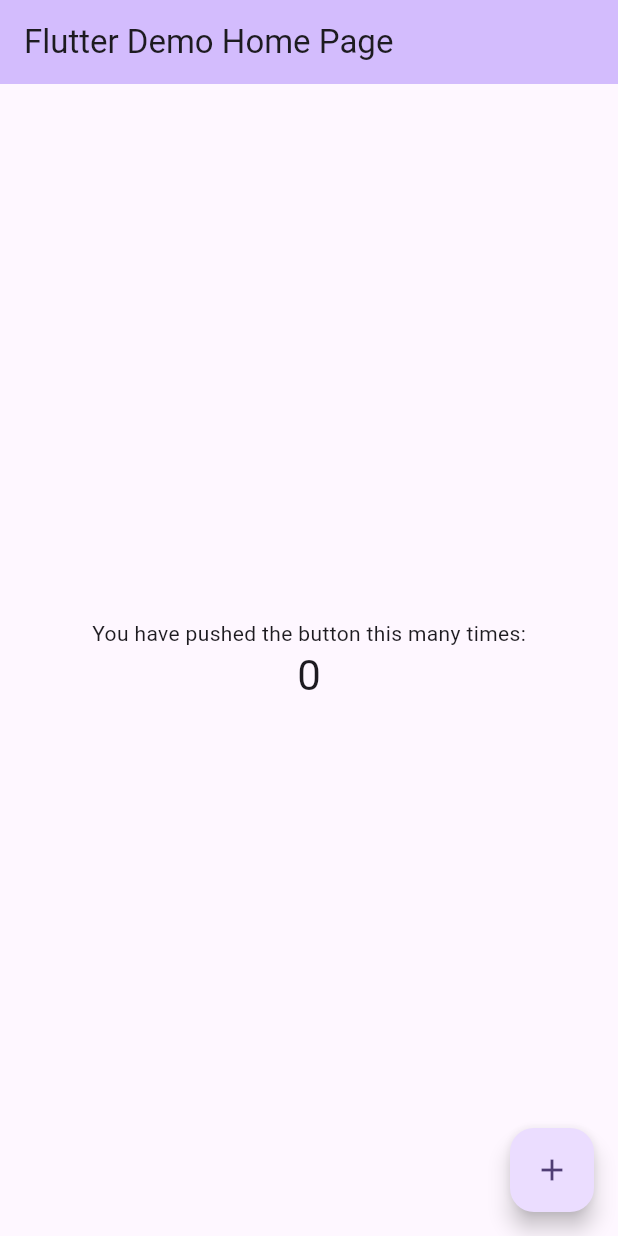
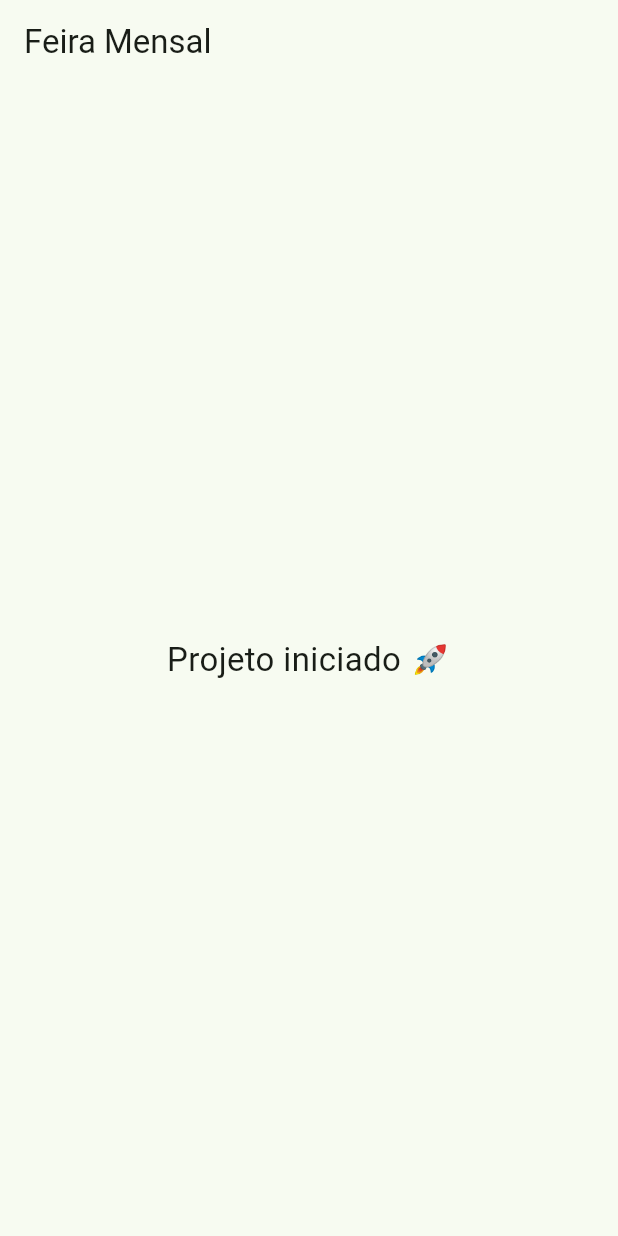
Before and after one commit to jhenriquedm/feira-mensal-app, a Flutter app: the screen it shows after launch, on a phone screen of 412 x 824 dp. Run offline on Flutter 3.47's test engine with Material 3 defaults, Android fonts, the phone set to English and light mode, and no system bars.

Commit message:
Configura dependencias iniciais do projeto

```diff
--- a/lib/main.dart
+++ b/lib/main.dart
@@ -1,121 +1,40 @@
 import 'package:flutter/material.dart';
 
 void main() {
-  runApp(const MyApp());
+  runApp(const FeiraMensalApp());
 }
 
-class MyApp extends StatelessWidget {
-  const MyApp({super.key});
+class FeiraMensalApp extends StatelessWidget {
+  const FeiraMensalApp({super.key});
 
-  // This widget is the root of your application.
   @override
   Widget build(BuildContext context) {
     return MaterialApp(
-      title: 'Flutter Demo',
+      debugShowCheckedModeBanner: false,
+      title: 'Feira Mensal',
       theme: ThemeData(
-        // This is the theme of your application.
-        //
-        // TRY THIS: Try running your application with "flutter run". You'll see
-        // the application has a purple toolbar. Then, without quitting the app,
-        // try changing the seedColor in the colorScheme below to Colors.green
-        // and then invoke "hot reload" (save your changes or press the "hot
-        // reload" button in a Flutter-supported IDE, or press "r" if you used
-        // the command line to start the app).
-        //
-        // Notice that the counter didn't reset back to zero; the application
-        // state is not lost during the reload. To reset the state, use hot
-        // restart instead.
-        //
-        // This works for code too, not just values: Most code changes can be
-        // tested with just a hot reload.
-        colorScheme: .fromSeed(seedColor: Colors.deepPurple),
+        useMaterial3: true,
+        colorSchemeSeed: Colors.green,
       ),
-      home: const MyHomePage(title: 'Flutter Demo Home Page'),
+      home: const HomePage(),
     );
   }
 }
 
-class MyHomePage extends StatefulWidget {
-  const MyHomePage({super.key, required this.title});
-
-  // This widget is the home page of your application. It is stateful, meaning
-  // that it has a State object (defined below) that contains fields that affect
-  // how it looks.
-
-  // This class is the configuration for the state. It holds the values (in this
-  // case the title) provided by the parent (in this case the App widget) and
-  // used by the build method of the State. Fields in a Widget subclass are
-  // always marked "final".
-
-  final String title;
-
-  @override
-  State<MyHomePage> createState() => _MyHomePageState();
-}
-
-class _MyHomePageState extends State<MyHomePage> {
-  int _counter = 0;
-
-  void _incrementCounter() {
-    setState(() {
-      // This call to setState tells the Flutter framework that something has
-      // changed in this State, which causes it to rerun the build method below
-      // so that the display can reflect the updated values. If we changed
-      // _counter without calling setState(), then the build method would not be
-      // called again, and so nothing would appear to happen.
-      _counter++;
-    });
-  }
+class HomePage extends StatelessWidget {
+  const HomePage({super.key});
 
   @override
   Widget build(BuildContext context) {
-    // This method is rerun every time setState is called, for instance as done
-    // by the _incrementCounter method above.
-    //
-    // The Flutter framework has been optimized to make rerunning build methods
-    // fast, so that you can just rebuild anything that needs updating rather
-    // than having to individually change instances of widgets.
     return Scaffold(
       appBar: AppBar(
-        // TRY THIS: Try changing the color here to a specific color (to
-        // Colors.amber, perhaps?) and trigger a hot reload to see the AppBar
-        // change color while the other colors stay the same.
-        backgroundColor: Theme.of(context).colorScheme.inversePrimary,
-        // Here we take the value from the MyHomePage object that was created by
-        // the App.build method, and use it to set our appbar title.
-        title: Text(widget.title),
+        title: const Text('Feira Mensal'),
       ),
-      body: Center(
-        // Center is a layout widget. It takes a single child and positions it
-        // in the middle of the parent.
-        child: Column(
-          // Column is also a layout widget. It takes a list of children and
-          // arranges them vertically. By default, it sizes itself to fit its
-          // children horizontally, and tries to be as tall as its parent.
-          //
-          // Column has various properties to control how it sizes itself and
-          // how it positions its children. Here we use mainAxisAlignment to
-          // center the children vertically; the main axis here is the vertical
-          // axis because Columns are vertical (the cross axis would be
-          // horizontal).
-          //
-          // TRY THIS: Invoke "debug painting" (choose the "Toggle Debug Paint"
-          // action in the IDE, or press "p" in the console), to see the
-          // wireframe for each widget.
-          mainAxisAlignment: .center,
-          children: [
-            const Text('You have pushed the button this many times:'),
-            Text(
-              '$_counter',
-              style: Theme.of(context).textTheme.headlineMedium,
-            ),
-          ],
+      body: const Center(
+        child: Text(
+          'Projeto iniciado 🚀',
+          style: TextStyle(fontSize: 22),
         ),
-      ),
-      floatingActionButton: FloatingActionButton(
-        onPressed: _incrementCounter,
-        tooltip: 'Increment',
-        child: const Icon(Icons.add),
       ),
     );
   }
```
Also changed, not shown: pubspec.yaml (+25 -69 lines), pubspec.lock, 3 other files.
